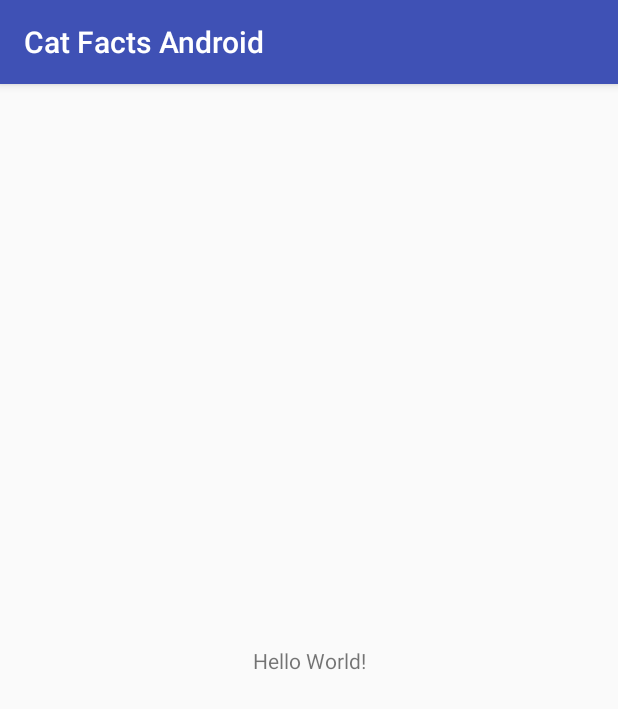
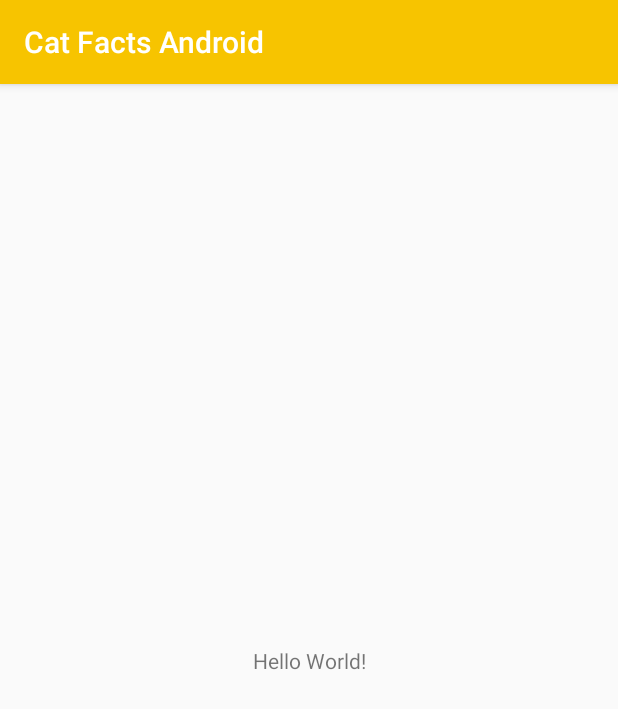
Before and after one commit to joicemarinay/purrfact-android, an Android app: the screen it shows after launch (MainActivity), on a phone screen of 412 x 824 dp. Shown: the top 709 px of the screen. Run offline under Robolectric (Android 15) with nearby library versions, the phone set to English and light mode, and no system bars.

Commit message:
Change color palette

```diff
--- a/app/src/main/res/values/colors.xml
+++ b/app/src/main/res/values/colors.xml
@@ -1,6 +1,6 @@
 <?xml version="1.0" encoding="utf-8"?>
 <resources>
-    <color name="colorPrimary">#3F51B5</color>
-    <color name="colorPrimaryDark">#303F9F</color>
-    <color name="colorAccent">#FF4081</color>
+    <color name="accent">#6B8603</color>
+    <color name="primary">#F7C400</color>
+    <color name="primary_dark">#F3BA00</color>
 </resources>
--- a/app/src/main/res/values/styles.xml
+++ b/app/src/main/res/values/styles.xml
@@ -3,9 +3,9 @@
     <!-- Base application theme. -->
     <style name="AppTheme" parent="Theme.AppCompat.Light.DarkActionBar">
         <!-- Customize your theme here. -->
-        <item name="colorPrimary">@color/colorPrimary</item>
-        <item name="colorPrimaryDark">@color/colorPrimaryDark</item>
-        <item name="colorAccent">@color/colorAccent</item>
+        <item name="colorPrimary">@color/primary</item>
+        <item name="colorPrimaryDark">@color/primary_dark</item>
+        <item name="colorAccent">@color/accent</item>
     </style>
 
 </resources>
```
